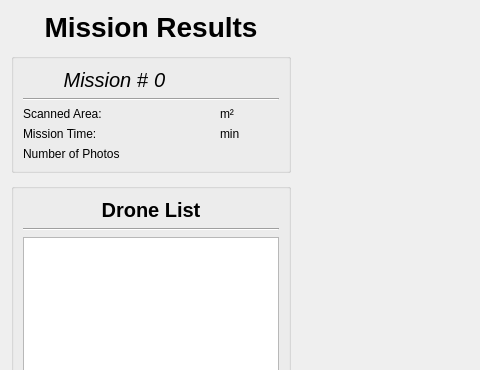
Above: UI/Postflight/post_design.ui from cmpe-DroneLab/GeoFly3D before the change; both pictures show x 0 to 480 and y 0 to 370 of the 1024 by 768 pixel window. Below: the same form after it.
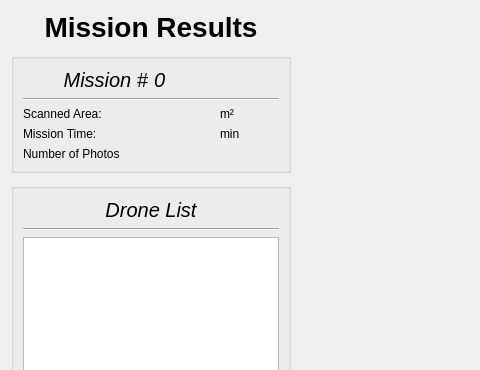
That is the form after the change.

```diff
--- a/UI/Postflight/post_design.ui
+++ b/UI/Postflight/post_design.ui
@@ -159,7 +159,7 @@
           <property name="font">
            <font>
             <pointsize>15</pointsize>
-            <bold>true</bold>
+            <italic>true</italic>
            </font>
           </property>
           <property name="text">
```
